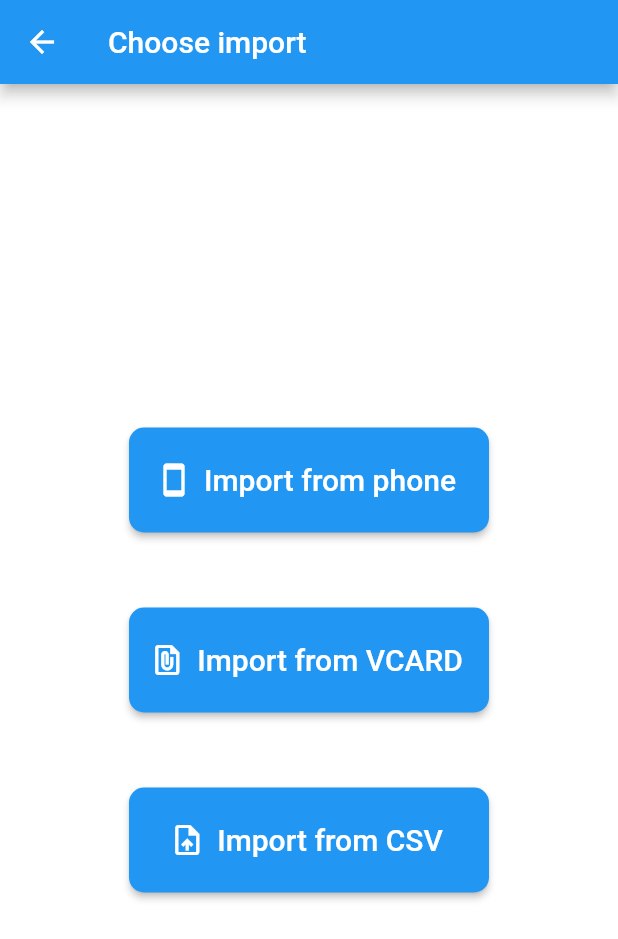
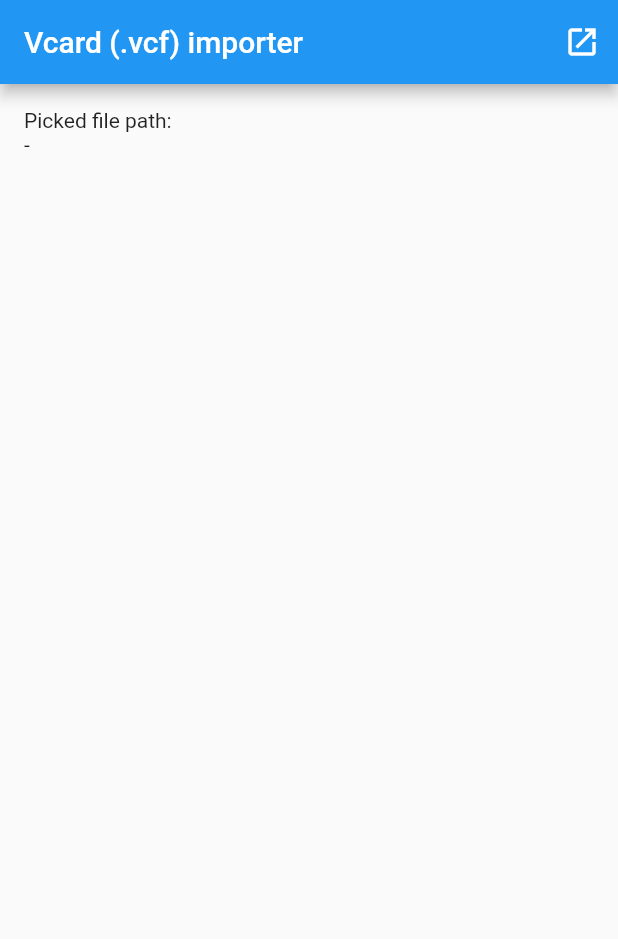
Before and after one commit to Bearbrice/GMoria, a Flutter app: the ImportSelectionPage screen opened by its route, after a tap on "Import from VCARD", on a phone screen of 412 x 824 dp. Shown: the top 939 px of the screen. Run offline on Flutter 3.47's test engine with Material 2 defaults, Android fonts, the phone set to English and light mode, and no system bars; our stand-ins replace bloc, cloud_firestore, email_validator, equatable, extended_image, firebase_auth and 14 more; missing offline and left inert: flutter_document_picker, intro_views_flutter, swipedetector, unicorndial; accounts and stored records are empty.

Commit message:
vCard import started

```diff
--- a/lib/app/pages/Import/select_import.dart
+++ b/lib/app/pages/Import/select_import.dart
@@ -75,7 +75,9 @@ class ImportSelectionPage extends StatelessWidget{
               height: 70,
               minWidth: 240,
               child: RaisedButton.icon(
-                onPressed: (){ print('Button Clicked.'); },
+                onPressed: (){
+                  Navigator.pushNamed(context, '/importVCard');
+                },
                 shape: RoundedRectangleBorder(
                     borderRadius: BorderRadius.all(Radius.circular(10.0))),
                 label: Text('Import from VCARD',
--- /dev/null
+++ b/lib/app/pages/Import/vcard_page.dart
@@ -0,0 +1,155 @@
+import 'dart:io';
+import 'dart:convert';
+import 'package:flutter/material.dart';
+import 'package:flutter_document_picker/flutter_document_picker.dart';
+import 'package:gmoria/domain/models/Person.dart';
+
+class VCardPage extends StatefulWidget {
+  @override
+  _VCardPageState createState() => _VCardPageState();
+
+  VCardPage({Key key}) : super(key: key);
+}
+
+class _VCardPageState extends State<VCardPage> {
+  String _path = '-';
+  bool _pickFileInProgress = false;
+  Person p;
+
+  setPerson(){
+
+    File f = new File(_path);
+    readCounter(f);
+
+  }
+
+  Future<void> readCounter(_file) async {
+
+    String content;
+    List<Person> people;
+
+    try {
+      final file = await _file;
+
+
+      // Read the file.
+      content = await file.readAsString();
+
+
+
+      // print('------------------'+contents);
+    } catch (e) {
+      // If encountering an error, return 0.
+      return;
+    }
+
+    Person p;
+    int pos;
+    String identifier;
+    String data;
+    LineSplitter.split(content).forEach((line) => {
+      pos=line.indexOf(':'),
+      identifier=line.substring(0, pos),
+      data=line.substring(pos+1, line.length),
+
+      print("ID->" + identifier),
+      print("Data->" + data),
+
+      // p=test(identifier, data);
+
+
+
+
+  });
+
+
+
+
+  }
+
+  // test(identifier, data){
+  //   Person p;
+  //   switch (identifier) {
+  //     case 'N':
+  //       {
+  //         p.firstname=data;
+  //         p.lastname=data;
+  //       }
+  //       break;
+  //
+  //     case TWO:
+  //       {
+  //         statement(s);
+  //       }
+  //       break;
+  //
+  //     default:
+  //       {
+  //         statement(s);
+  //       }
+  //   }
+  // }
+
+
+  @override
+  Widget build(BuildContext context) {
+    return MaterialApp(
+      debugShowCheckedModeBanner: false,
+      home: Scaffold(
+        appBar: AppBar(
+          title: const Text('Vcard (.vcf) importer'),
+          actions: <Widget>[
+            IconButton(
+              icon: Icon(Icons.open_in_new),
+              onPressed: _pickFileInProgress ? null : _pickDocument,
+            )
+          ],
+        ),
+        body: SingleChildScrollView(
+          child: Padding(
+            padding: const EdgeInsets.all(16.0),
+            child: Column(
+              crossAxisAlignment: CrossAxisAlignment.start,
+              children: <Widget>[
+                Text(
+                  'Picked file path:',
+                ),
+                Text('$_path'),
+                _pickFileInProgress ? CircularProgressIndicator() : Container(),
+              ],
+            ),
+          ),
+        ),
+      ),
+    );
+  }
+
+  _pickDocument() async {
+    String result;
+    try {
+      setState(() {
+        _path = '-';
+        _pickFileInProgress = true;
+      });
+
+      FlutterDocumentPickerParams params = FlutterDocumentPickerParams(
+        allowedFileExtensions: ['vcf'],
+      );
+
+      result = await FlutterDocumentPicker.openDocument(params: params);
+    } catch (e) {
+      print(e);
+      result = 'Error: $e';
+    } finally {
+      setState(() {
+        _pickFileInProgress = false;
+      });
+    }
+
+    setState(() {
+      _path = result;
+    });
+
+    setPerson();
+  }
+}
--- a/lib/main.dart
+++ b/lib/main.dart
@@ -22,6 +22,7 @@ import 'app/pages/AllContacts/import_from_all_contacts.dart';
 import 'app/pages/Game/check_game_answers_page.dart';
 import 'app/pages/Game/finish_game_page.dart';
 import 'app/pages/Game/game_page.dart';
+import 'app/pages/Import/vcard_page.dart';
 import 'app/pages/Person/person_view.dart';
 import 'app/pages/User/agreement_page.dart';
 import 'app/pages/User/intro_page.dart';
@@ -86,6 +87,7 @@ class MyApp extends StatelessWidget {
               '/importSelectionScreen': (context) => ImportSelectionPage(),
               '/importSelectionContacts': (context) => ImportSelectionContacts(),
               '/createImportContacts' : (context) => CreationImportContact(),
+              '/importVCard': (context) => VCardPage(),
             },
             theme: ThemeData(
               primarySwatch: Colors.blue,
--- a/pubspec.yaml
+++ b/pubspec.yaml
@@ -68,6 +68,9 @@ dependencies:
   #Contacts
   contacts_service: ^0.4.6
   permission_handler: ^5.0.1+1
+
+  flutter_document_picker: ^4.0.0
+  simple_vcard_parser: ^0.1.6
 
   #Firebase
   firebase_core: ^0.5.2
```
Also changed, not shown: pubspec.lock, 1 other file.
